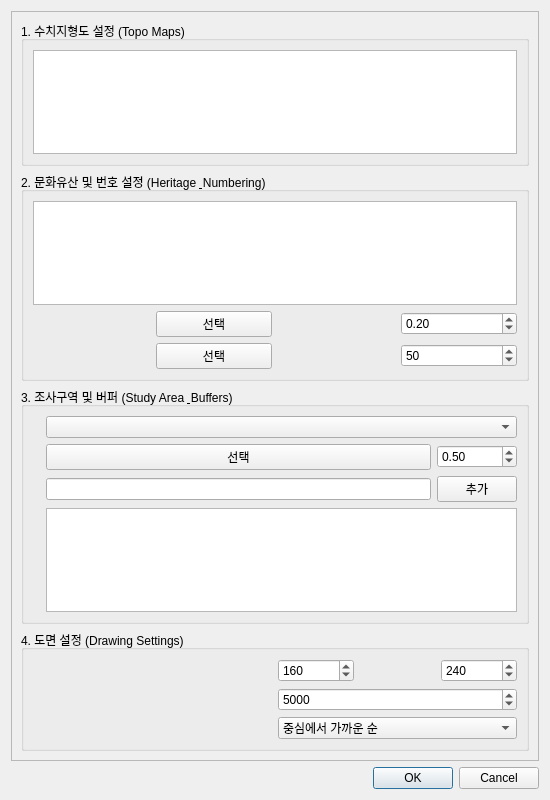
Qt form arch_distribution_dialog_base.ui (lzpxilfe/ArchDistribution) before a commit.
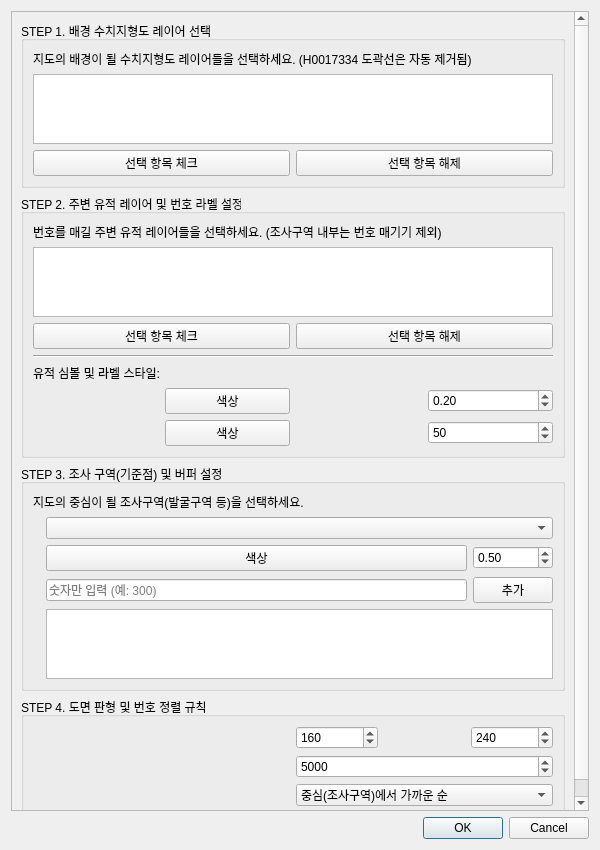
The same form after that commit.

Commit message: Auto-labeling for heritage numbers, batch layer selection UI, and clearer step-by-step descriptions

The edit to the form file:
```diff
--- a/arch_distribution_dialog_base.ui
+++ b/arch_distribution_dialog_base.ui
@@ -6,8 +6,8 @@
    <rect>
     <x>0</x>
     <y>0</y>
-    <width>550</width>
-    <height>800</height>
+    <width>600</width>
+    <height>850</height>
    </rect>
   </property>
   <property name="windowTitle">
@@ -24,14 +24,36 @@
        <item>
         <widget class="QGroupBox" name="groupTopo">
          <property name="title">
-          <string>1. 수치지형도 설정 (Topo Maps)</string>
-         </property>
-         <property name="toolTip">
-          <string>현재 QGIS에 로드된 레이어 중 수치지형도를 선택하세요. 도곽선(H0017334)은 자동으로 제거됩니다.</string>
+          <string>STEP 1. 배경 수치지형도 레이어 선택</string>
          </property>
          <layout class="QVBoxLayout" name="verticalLayout_2">
           <item>
-           <widget class="QListWidget" name="listTopoLayers"/>
+           <widget class="QLabel" name="descTopo">
+            <property name="text">
+             <string>지도의 배경이 될 수치지형도 레이어들을 선택하세요. (H0017334 도곽선은 자동 제거됨)</string>
+            </property>
+           </widget>
+          </item>
+          <item>
+           <widget class="QListWidget" name="listTopoLayers">
+            <property name="selectionMode">
+             <enum>QAbstractItemView::ExtendedSelection</enum>
+            </property>
+           </widget>
+          </item>
+          <item>
+           <layout class="QHBoxLayout" name="layoutTopoBtns">
+            <item>
+             <widget class="QPushButton" name="btnCheckTopo">
+              <property name="text"><string>선택 항목 체크</string></property>
+             </widget>
+            </item>
+            <item>
+             <widget class="QPushButton" name="btnUncheckTopo">
+              <property name="text"><string>선택 항목 해제</string></property>
+             </widget>
+            </item>
+           </layout>
           </item>
          </layout>
         </widget>
@@ -39,14 +61,42 @@
        <item>
         <widget class="QGroupBox" name="groupHeritage">
          <property name="title">
-          <string>2. 문화유산 및 번호 설정 (Heritage &amp; Numbering)</string>
-         </property>
-         <property name="toolTip">
-          <string>주변 유적 레이어를 선택하고 스타일을 지정합니다. 조사구역 내 유적은 번호 매기기에서 제외됩니다.</string>
+          <string>STEP 2. 주변 유적 레이어 및 번호 라벨 설정</string>
          </property>
          <layout class="QVBoxLayout" name="verticalLayout_3">
           <item>
-           <widget class="QListWidget" name="listHeritageLayers"/>
+           <widget class="QLabel" name="descHeritage">
+            <property name="text">
+             <string>번호를 매길 주변 유적 레이어들을 선택하세요. (조사구역 내부는 번호 매기기 제외)</string>
+            </property>
+           </widget>
+          </item>
+          <item>
+           <widget class="QListWidget" name="listHeritageLayers">
+            <property name="selectionMode">
+             <enum>QAbstractItemView::ExtendedSelection</enum>
+            </property>
+           </widget>
+          </item>
+          <item>
+           <layout class="QHBoxLayout" name="layoutHerBtns">
+            <item>
+             <widget class="QPushButton" name="btnCheckHeritage">
+              <property name="text"><string>선택 항목 체크</string></property>
+             </widget>
+            </item>
+            <item>
+             <widget class="QPushButton" name="btnUncheckHeritage">
+              <property name="text"><string>선택 항목 해제</string></property>
+             </widget>
+            </item>
+           </layout>
+          </item>
+          <item>
+           <widget class="Line" name="line_2"><property name="orientation"><enum>Qt::Horizontal</enum></property></widget>
+          </item>
+          <item>
+           <widget class="QLabel" name="label_15"><property name="text"><string>유적 심볼 및 라벨 스타일:</string></property></widget>
           </item>
           <item>
            <layout class="QGridLayout" name="gridHeritageStyle">
@@ -56,9 +106,7 @@
              </widget>
             </item>
             <item row="0" column="1">
-             <widget class="QPushButton" name="btnHeritageStrokeColor">
-              <property name="text"><string>선택</string></property>
-             </widget>
+             <widget class="QPushButton" name="btnHeritageStrokeColor"><property name="text"><string>색상</string></property></widget>
             </item>
             <item row="0" column="2">
              <widget class="QLabel" name="label_11">
@@ -76,9 +124,7 @@
              </widget>
             </item>
             <item row="1" column="1">
-             <widget class="QPushButton" name="btnHeritageFillColor">
-              <property name="text"><string>선택</string></property>
-             </widget>
+             <widget class="QPushButton" name="btnHeritageFillColor"><property name="text"><string>색상</string></property></widget>
             </item>
             <item row="1" column="2">
              <widget class="QLabel" name="label_13">
@@ -99,52 +145,46 @@
        <item>
         <widget class="QGroupBox" name="groupStudy">
          <property name="title">
-          <string>3. 조사구역 및 버퍼 (Study Area &amp; Buffers)</string>
+          <string>STEP 3. 조사 구역(기준점) 및 버퍼 설정</string>
          </property>
-         <property name="toolTip">
-          <string>중심이 될 조사구역을 선택하고 버퍼 거리를 입력하세요.</string>
-         </property>
-         <layout class="QGridLayout" name="gridLayout">
-          <item row="0" column="0">
-           <widget class="QLabel" name="label">
-            <string>조사구역 선택:</string>
+         <layout class="QVBoxLayout" name="verticalLayout_5">
+          <item>
+           <widget class="QLabel" name="descStudy">
+            <property name="text">
+             <string>지도의 중심이 될 조사구역(발굴구역 등)을 선택하세요.</string>
+            </property>
            </widget>
           </item>
-          <item row="0" column="1" colspan="2">
-           <widget class="QComboBox" name="comboStudyArea"/>
-          </item>
-          <item row="1" column="0">
-           <widget class="QLabel" name="label_14">
-            <string>조사구역 선 색상:</string>
-           </widget>
-          </item>
-          <item row="1" column="1">
-           <widget class="QPushButton" name="btnStudyStrokeColor">
-            <property name="text"><string>선택</string></property>
-           </widget>
-          </item>
-          <item row="1" column="2">
-           <widget class="QDoubleSpinBox" name="spinStudyStrokeWidth">
-            <property name="value"><double>0.5</double></property>
-           </widget>
-          </item>
-          <item row="2" column="0">
-           <widget class="QLabel" name="label_2">
-            <string>버퍼 거리 (m, 추가):</string>
-           </widget>
-          </item>
-          <item row="2" column="1">
-           <widget class="QLineEdit" name="editBufferDistance"/>
-          </item>
-          <item row="2" column="2">
-           <widget class="QPushButton" name="btnAddBuffer">
-            <property name="text"><string>추가</string></property>
-           </widget>
-          </item>
-          <item row="3" column="1" colspan="2">
-           <widget class="QListWidget" name="listBuffers">
-            <property name="maximumHeight"><number>100</number></property>
-           </widget>
+          <item>
+           <layout class="QGridLayout" name="gridLayout">
+            <item row="0" column="0">
+             <widget class="QLabel" name="label"><string>조사구역 선택:</string></widget>
+            </item>
+            <item row="0" column="1" colspan="2">
+             <widget class="QComboBox" name="comboStudyArea"/>
+            </item>
+            <item row="1" column="0">
+             <widget class="QLabel" name="label_14"><string>구역 테두리:</string></widget>
+            </item>
+            <item row="1" column="1">
+             <widget class="QPushButton" name="btnStudyStrokeColor"><property name="text"><string>색상</string></property></widget>
+            </item>
+            <item row="1" column="2">
+             <widget class="QDoubleSpinBox" name="spinStudyStrokeWidth"><property name="value"><double>0.5</double></property></widget>
+            </item>
+            <item row="2" column="0">
+             <widget class="QLabel" name="label_2"><string>버퍼(m) 추가:</string></widget>
+            </item>
+            <item row="2" column="1">
+             <widget class="QLineEdit" name="editBufferDistance"><property name="placeholderText"><string>숫자만 입력 (예: 300)</string></property></widget>
+            </item>
+            <item row="2" column="2">
+             <widget class="QPushButton" name="btnAddBuffer"><property name="text"><string>추가</string></property></widget>
+            </item>
+            <item row="3" column="1" colspan="2">
+             <widget class="QListWidget" name="listBuffers"><property name="maximumHeight"><number>80</number></property></widget>
+            </item>
+           </layout>
           </item>
          </layout>
         </widget>
@@ -152,10 +192,7 @@
        <item>
         <widget class="QGroupBox" name="groupDrawing">
          <property name="title">
-          <string>4. 도면 설정 (Drawing Settings)</string>
-         </property>
-         <property name="toolTip">
-          <string>출력할 종이 크기와 축척을 설정합니다. 중심점 기준으로 자동 줌인됩니다.</string>
+          <string>STEP 4. 도면 판형 및 번호 정렬 규칙</string>
          </property>
          <layout class="QGridLayout" name="gridLayout_2">
           <item row="0" column="0">
@@ -166,19 +203,13 @@
           <item row="0" column="1">
            <layout class="QHBoxLayout" name="horizontalLayout_3">
             <item>
-             <widget class="QSpinBox" name="spinWidth">
-              <property name="maximum"><number>9999</number></property>
-              <property name="value"><number>160</number></property>
-             </widget>
+             <widget class="QSpinBox" name="spinWidth"><property name="maximum"><number>9999</number></property><property name="value"><number>160</number></property></widget>
             </item>
             <item>
              <widget class="QLabel" name="label_4"><string>x</string></widget>
             </item>
             <item>
-             <widget class="QSpinBox" name="spinHeight">
-              <property name="maximum"><number>9999</number></property>
-              <property name="value"><number>240</number></property>
-             </widget>
+             <widget class="QSpinBox" name="spinHeight"><property name="maximum"><number>9999</number></property><property name="value"><number>240</number></property></widget>
             </item>
            </layout>
           </item>
@@ -196,8 +227,8 @@
           </item>
           <item row="2" column="1">
            <widget class="QComboBox" name="comboSortOrder">
-            <item><property name="text"><string>중심에서 가까운 순</string></property></item>
-            <item><property name="text"><string>위에서 아래로 (지리적)</string></property></item>
+            <item><property name="text"><string>중심(조사구역)에서 가까운 순</string></property></item>
+            <item><property name="text"><string>위에서 아래로 (북쪽 기준)</string></property></item>
            </widget>
           </item>
          </layout>
```
Left out of the diff: 40 changed lines with no effect on the pictures. The commit also changes 2 other files.
